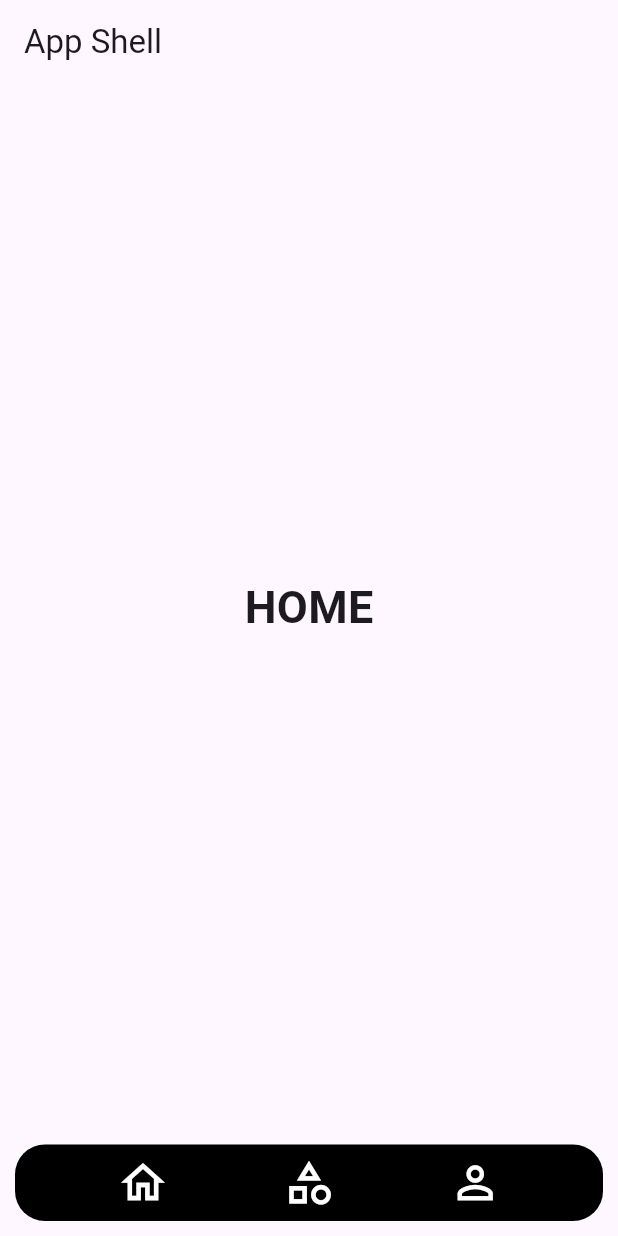
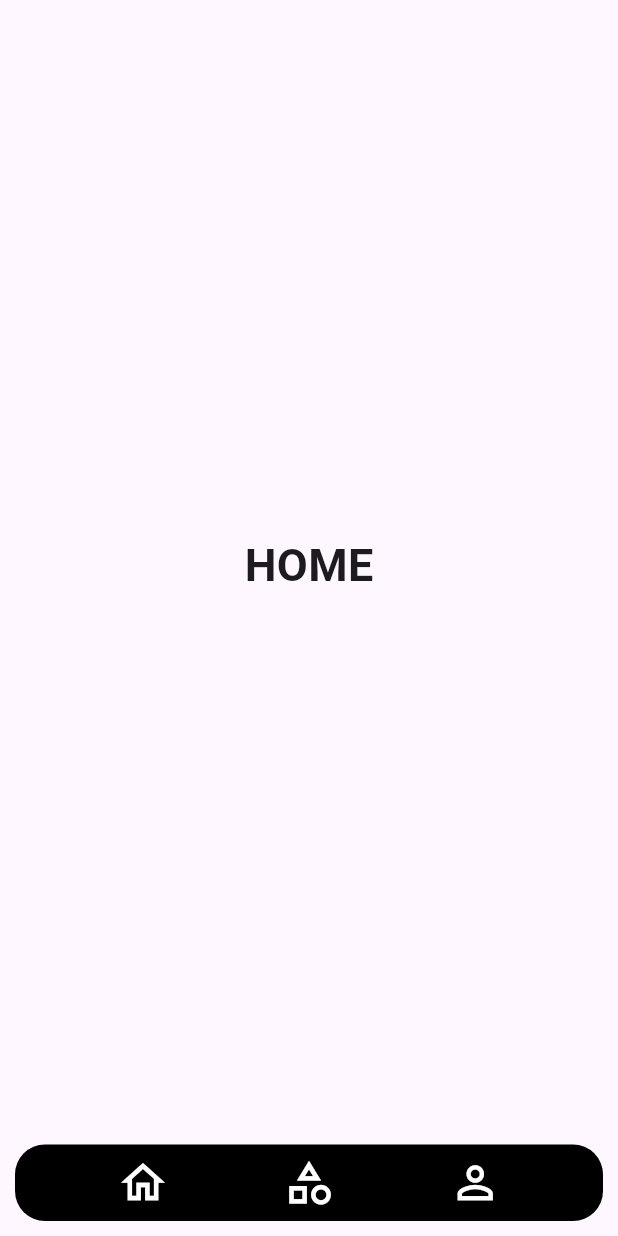
Before and after one commit to Vsjee/flutter_test, a Flutter app: the screen it shows after launch, on a phone screen of 412 x 824 dp. Run offline on Flutter 3.47's test engine with Material 2 defaults, Android fonts, the phone set to English and light mode, and no system bars; our stand-ins replace go_router; statements that could not run were skipped.

Commit message:
remove appbar

```diff
--- a/lib/main.dart
+++ b/lib/main.dart
@@ -11,7 +11,6 @@ GoRouter _router = GoRouter(
     ShellRoute(
       builder: (BuildContext context, GoRouterState state, Widget child) {
         return Scaffold(
-          appBar: AppBar(title: const Text('App Shell')),
           body: Center(
             child: child,
           ),
```
